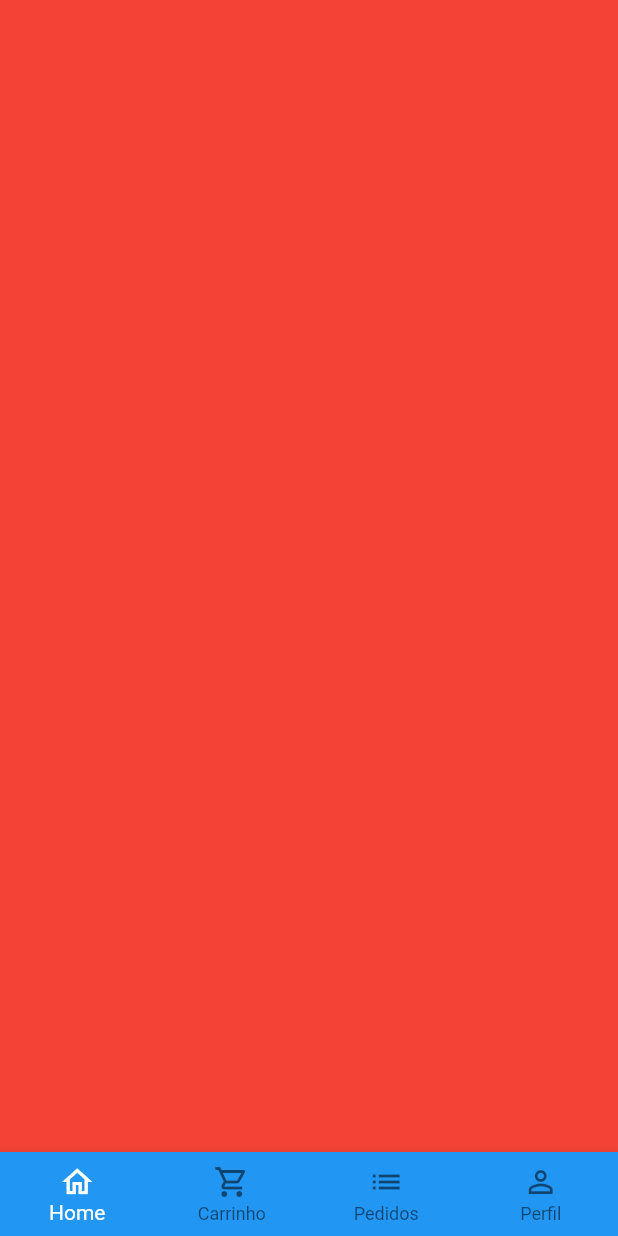
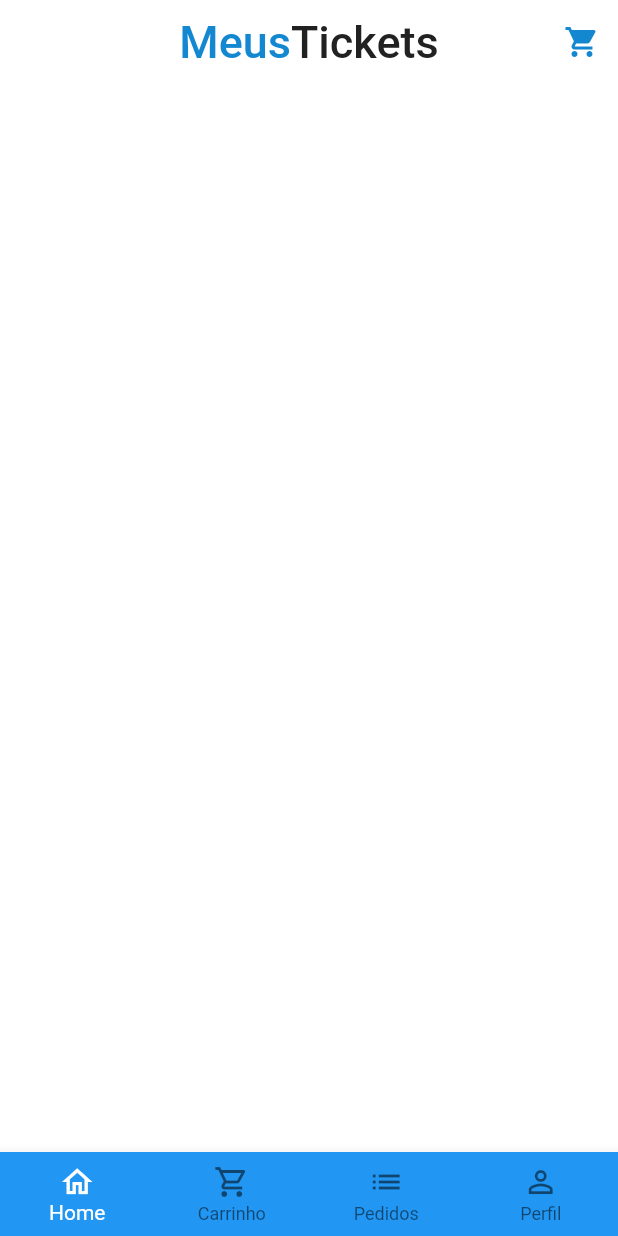
Before and after one commit to FelipeSantos92Dev/store-startto, a Flutter app: the screen it shows after launch, after a tap on "Entrar", on a phone screen of 412 x 824 dp. Run offline on Flutter 3.47's test engine with Material 2 defaults, Android fonts, the phone set to English and light mode, and no system bars; our stand-ins replace animated_text_kit, mask_text_input_formatter.

Commit message:
feat: create home screen

```diff
--- a/lib/main.dart
+++ b/lib/main.dart
@@ -14,8 +14,8 @@ class MyApp extends StatelessWidget {
     return MaterialApp(
       title: 'Flutter Demo',
       theme: ThemeData(
-        primarySwatch: Colors.blue,
-      ),
+          primarySwatch: Colors.blue,
+          scaffoldBackgroundColor: Colors.white.withAlpha(190)),
       debugShowCheckedModeBanner: false,
       home: const SignInScreen(),
     );
--- a/lib/src/base/base_screen.dart
+++ b/lib/src/base/base_screen.dart
@@ -1,4 +1,5 @@
 import 'package:flutter/material.dart';
+import 'package:store/src/home/home_tab.dart';
 
 class BaseScreen extends StatefulWidget {
   const BaseScreen({Key? key}) : super(key: key);
@@ -18,7 +19,7 @@ class _BaseScreenState extends State<BaseScreen> {
         physics: const NeverScrollableScrollPhysics(),
         controller: pageController,
         children: [
-          Container(color: Colors.red),
+          const HomeTab(),
           Container(color: Colors.yellow),
           Container(color: Colors.green),
           Container(color: Colors.brown),
--- /dev/null
+++ b/lib/src/home/home_tab.dart
@@ -0,0 +1,46 @@
+import 'package:flutter/material.dart';
+import 'package:store/src/config/custom_colors.dart';
+
+class HomeTab extends StatelessWidget {
+  const HomeTab({Key? key}) : super(key: key);
+
+  @override
+  Widget build(BuildContext context) {
+    return Scaffold(
+      // App Bar
+      appBar: AppBar(
+        backgroundColor: Colors.transparent,
+        elevation: 0,
+        centerTitle: true,
+        title: Text.rich(
+          TextSpan(
+            style: const TextStyle(fontSize: 30),
+            children: [
+              TextSpan(
+                text: 'Meus',
+                style: TextStyle(
+                  color: CustomColors.customSwatchColor,
+                ),
+              ),
+              TextSpan(
+                text: 'Tickets',
+                style: TextStyle(
+                  color: CustomColors.customContrastColor,
+                ),
+              ),
+            ],
+          ),
+        ),
+        actions: [
+          IconButton(
+            onPressed: () {},
+            icon: Icon(
+              Icons.shopping_cart,
+              color: CustomColors.customSwatchColor,
+            ),
+          ),
+        ],
+      ),
+    );
+  }
+}
```
